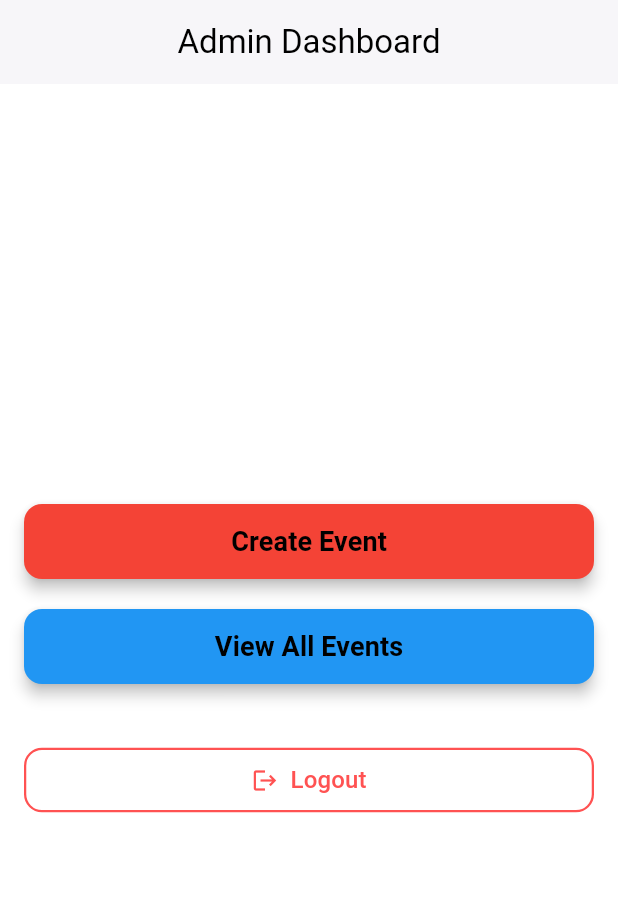
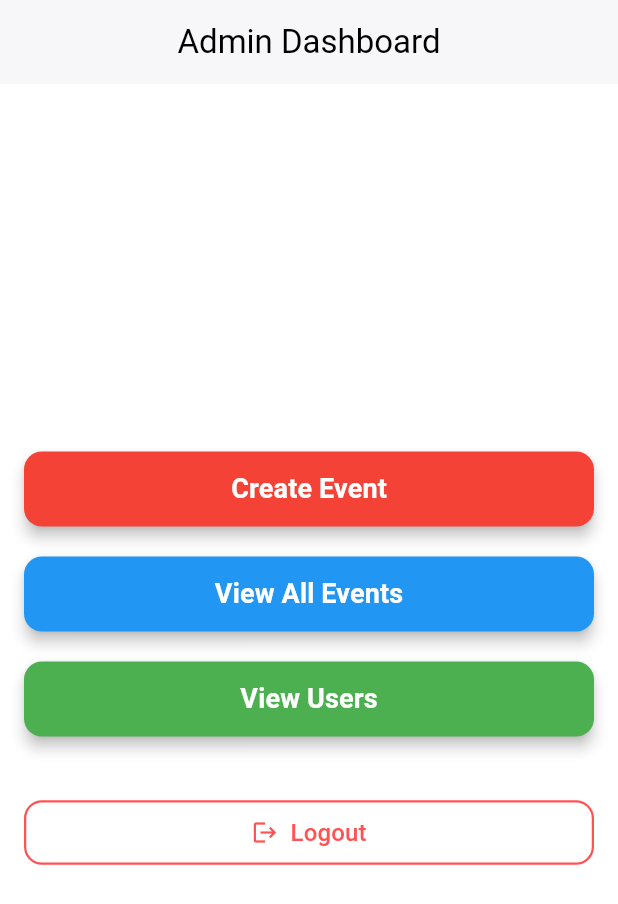
Before and after one commit to youssef1316/integrativeproj, a Flutter app: the AdminHomePage screen opened by its route, on a phone screen of 412 x 824 dp. Shown: the top 904 px of the screen. Run offline on Flutter 3.47's test engine with Material 3 defaults, Android fonts, the phone set to English and light mode, and no system bars; our stand-ins replace cloud_firestore, firebase_auth, firebase_core, qr_flutter; accounts and stored records are empty.

Commit message:
viewuser screen
the screen where the admin can view all the users and release tickets (make them available again) that are bought from the user

```diff
--- a/flutter/lib/main.dart
+++ b/flutter/lib/main.dart
@@ -11,6 +11,7 @@ import 'package:eventmangment/pages/eventcreation.dart'; // Should provide Event
 import 'package:eventmangment/pages/viewevents.dart';    // Should provide ViewEventsPage   // Contains ViewEventsPage
 import 'package:eventmangment/pages/payment_screen.dart';
 import 'package:eventmangment/pages/feedback.dart';
+import 'package:eventmangment/pages/viewusers.dart';
 
 // --- Module Imports (Keep if needed by pages) ---
 import 'package:eventmangment/modules/events.dart';
@@ -33,6 +34,7 @@ class AppRoutes {
   static const String viewEvents = '/viewEvents';
   static const String payment = '/payment_screen';
   static const String feedback = '/feedback';
+  static const String viewUsers = '/viewUsers';
 
 
   // --- Configure ALL necessary routes ---
@@ -46,6 +48,7 @@ class AppRoutes {
       viewEvents: (context) => const ViewEventsPage(),
       payment: (context) => const PaymentScreen(),
       feedback: (context) => const FeedbackScreen(),
+      viewUsers: (context) => const ViewUsers(),
     };
   }
 }
--- a/flutter/lib/pages/admin_home.dart
+++ b/flutter/lib/pages/admin_home.dart
@@ -1,10 +1,11 @@
+// lib/pages/admin_home.dart
 import 'package:flutter/material.dart';
 import 'package:firebase_auth/firebase_auth.dart'; // Import FirebaseAuth for logout
 // Make sure these imports point to the correct page files
 import 'package:eventmangment/pages/eventcreation.dart';
 import 'package:eventmangment/pages/viewevents.dart';
 // Import main.dart or your routes file to access AppRoutes constants
-import 'package:eventmangment/main.dart';
+import 'package:eventmangment/main.dart'; // Ensure AppRoutes.viewUsers will be defined here
 
 // --- Constants (Copied from original HomeScreen - Keep or Centralize) ---
 class _AppSpacings {
@@ -27,7 +28,8 @@ class _AppElevation {
 
 class _AppTextStyles {
   static const TextStyle buttonText = TextStyle(
-    color: Colors.black,
+    // Changed text color to white for better contrast on colored buttons
+    color: Colors.white,
     fontSize: 18,
     fontWeight: FontWeight.bold,
   );
@@ -46,6 +48,8 @@ class _AppColors {
   static const Color appBarBackground = Colors.white;
   static const Color createButtonBackground = Colors.red;
   static const Color viewButtonBackground = Colors.blue;
+  // *** ADDED: Color for the new View Users button ***
+  static const Color viewUsersButtonBackground = Colors.green; // Example color
   static const Color logoutButtonBorder = Colors.redAccent; // Color for logout border
 }
 // --- End Constants ---
@@ -58,6 +62,8 @@ class AdminHomePage extends StatelessWidget {
 
   // Helper method for navigation
   void _navigateTo(BuildContext context, String routeName) {
+    // Add basic check if route exists before pushing? Optional.
+    // Example: if (AppRoutes.routes.containsKey(routeName)) ...
     Navigator.pushNamed(context, routeName);
   }
 
@@ -65,9 +71,7 @@ class AdminHomePage extends StatelessWidget {
   Future<void> _logout(BuildContext context) async {
     try {
       await FirebaseAuth.instance.signOut();
-      // Navigate back to Login screen and remove all previous routes
-      // so the user cannot press 'back' to get into the admin area.
-      if (context.mounted) { // Check if the widget is still mounted
+      if (context.mounted) {
         Navigator.pushNamedAndRemoveUntil(
           context,
           AppRoutes.login, // Navigate to the login route
@@ -76,7 +80,6 @@ class AdminHomePage extends StatelessWidget {
       }
     } catch (e) {
       print("Error during logout: $e");
-      // Optionally show a SnackBar
       if (context.mounted) {
         ScaffoldMessenger.of(context).showSnackBar(
           SnackBar(
@@ -106,6 +109,7 @@ class AdminHomePage extends StatelessWidget {
         ),
         elevation: _AppElevation.buttonElevation,
       ),
+      // Ensure button text uses the updated style with white color
       child: Text(text, style: _AppTextStyles.buttonText),
     );
   }
@@ -115,28 +119,28 @@ class AdminHomePage extends StatelessWidget {
     return Scaffold(
       backgroundColor: _AppColors.primaryBackground,
       appBar: AppBar(
-        // --- Changed AppBar Title ---
         title: const Text(
-          'Admin Dashboard', // Appropriate title
+          'Admin Dashboard',
           style: _AppTextStyles.appBarTitle,
         ),
         backgroundColor: _AppColors.appBarBackground,
         elevation: 1,
         centerTitle: true,
-        automaticallyImplyLeading: false, // Prevent back button on AppBar
+        automaticallyImplyLeading: false,
       ),
       body: Center(
-        child: Padding( // Added padding around the column for better spacing
+        child: Padding(
           padding: const EdgeInsets.all(16.0),
           child: Column(
-            mainAxisSize: MainAxisSize.min, // Keep content centered vertically
-            crossAxisAlignment: CrossAxisAlignment.stretch, // Stretch buttons horizontally
+            mainAxisSize: MainAxisSize.min,
+            crossAxisAlignment: CrossAxisAlignment.stretch,
             children: [
               // Button for Create Event
               _buildStyledButton(
                 context: context,
                 text: 'Create Event',
                 backgroundColor: _AppColors.createButtonBackground,
+                // Ensure AppRoutes.createEvent is correctly defined in your routes
                 onPressed: () => _navigateTo(context, AppRoutes.createEvent),
               ),
               const SizedBox(height: _AppSpacings.verticalButtonSpacing),
@@ -144,26 +148,36 @@ class AdminHomePage extends StatelessWidget {
               // Button for View Events
               _buildStyledButton(
                 context: context,
-                text: 'View All Events', // Changed text slightly
+                text: 'View All Events',
                 backgroundColor: _AppColors.viewButtonBackground,
+                // Ensure AppRoutes.viewEvents is correctly defined in your routes
                 onPressed: () => _navigateTo(context, AppRoutes.viewEvents),
               ),
+              const SizedBox(height: _AppSpacings.verticalButtonSpacing), // Spacing
 
-              // --- Added Spacing and Logout Button ---
-              const SizedBox(height: _AppSpacings.bottomButtonSpacing), // More space before logout
-              OutlinedButton.icon( // Using OutlinedButton for visual difference
+              // *** ADDED: Button for View Users ***
+              _buildStyledButton(
+                context: context,
+                text: 'View Users', // Button Label
+                backgroundColor: _AppColors.viewUsersButtonBackground, // Use new color
+                // Ensure AppRoutes.viewUsers is defined in your routes (main.dart)
+                onPressed: () => _navigateTo(context, AppRoutes.viewUsers),
+              ),
+              // ************************************
+
+              const SizedBox(height: _AppSpacings.bottomButtonSpacing), // Spacing before logout
+              OutlinedButton.icon(
                 icon: const Icon(Icons.logout, color: Colors.redAccent),
                 label: const Text('Logout', style: _AppTextStyles.logoutButtonText),
                 style: OutlinedButton.styleFrom(
                   padding: _AppPadding.logoutButtonPadding,
-                  side: const BorderSide(color: _AppColors.logoutButtonBorder, width: 1.5), // Red border
+                  side: const BorderSide(color: _AppColors.logoutButtonBorder, width: 1.5),
                   shape: RoundedRectangleBorder(
                     borderRadius: BorderRadius.circular(_AppRadius.buttonRadius),
                   ),
                 ),
-                onPressed: () => _logout(context), // Call the logout function
+                onPressed: () => _logout(context),
               ),
-              // --------------------------------------
             ],
           ),
         ),
```
Also changed, not shown: flutter/lib/pages/viewusers.dart (added, +313 -0 lines).
